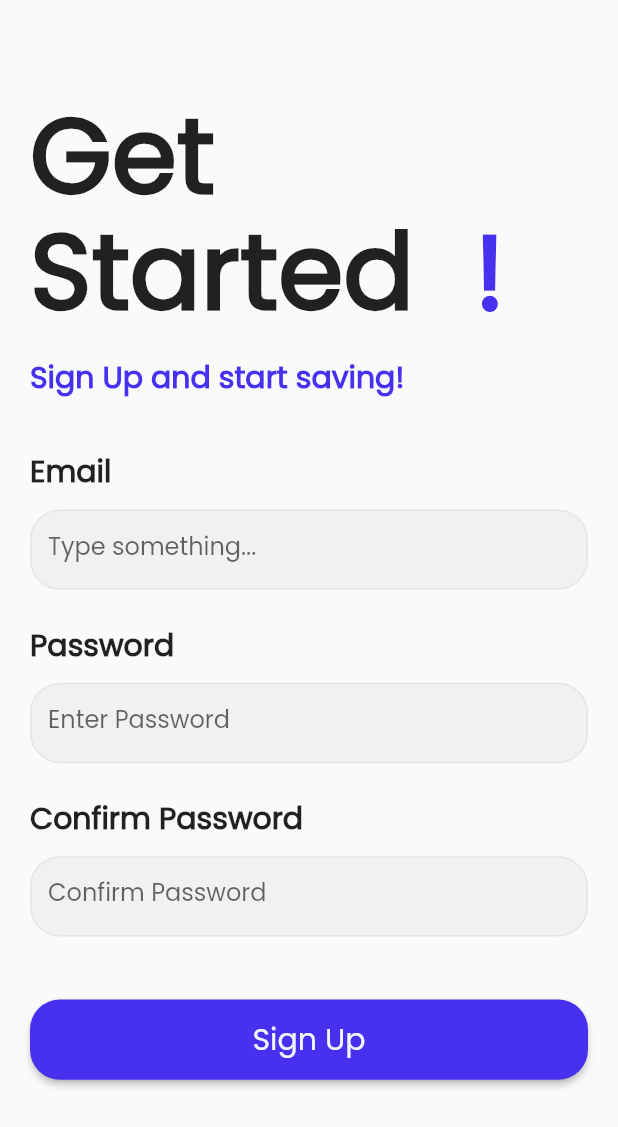
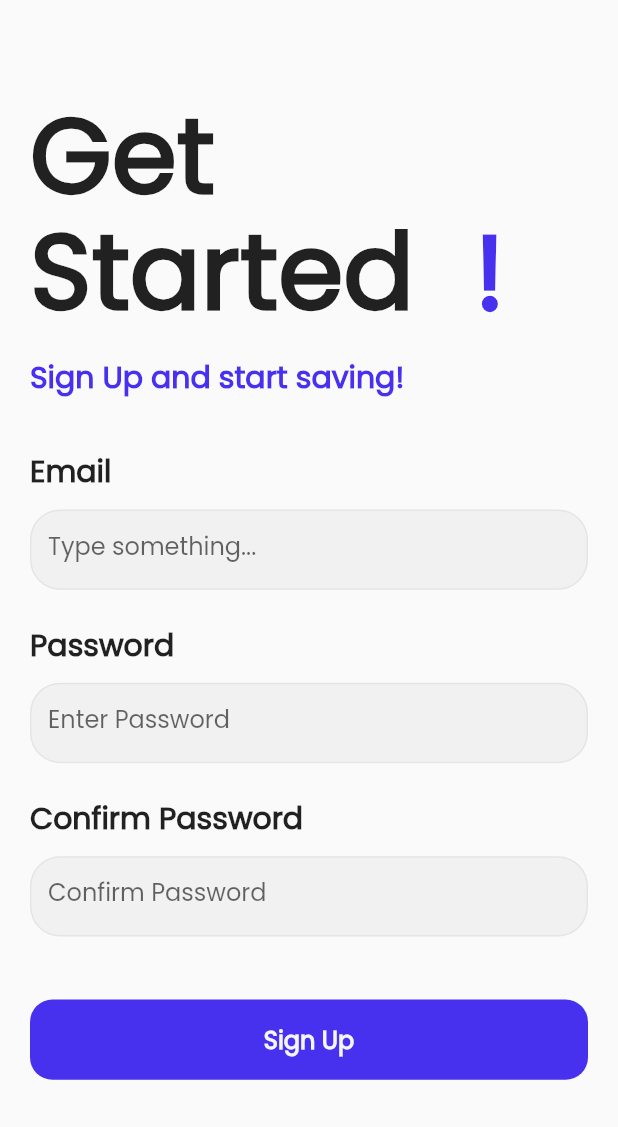
Before and after one commit to pratyushmp/Batua, a Flutter app: the SignUpScreen screen opened directly, after a tap on "Sign Up", on a phone screen of 412 x 824 dp. Shown: the top 1127 px of the screen. Run offline on Flutter 3.47's test engine with Material 2 defaults, Android fonts, the phone set to English and light mode, and no system bars; our stand-ins replace firebase_auth, firebase_core, font_awesome_flutter, google_sign_in; accounts and stored records are empty.

Commit message:
Replaced Deprecated Elements

```diff
--- a/lib/sign_up.dart
+++ b/lib/sign_up.dart
@@ -202,25 +202,24 @@ class SignUpScreenState extends State<SignUpScreen>{
             child: Container(
               height: MediaQuery.of(context).size.height*0.065,
               // ignore: deprecated_member_use
-              child: RaisedButton(
-                onPressed: (){
-                  setState(() {
-                      debugPrint("Sign up");
-                  });
-                },
-                shape: const RoundedRectangleBorder(
-                    borderRadius: BorderRadius.all(Radius.circular(20))
+              child:  TextButton(
+                onPressed: () {},
+                style: TextButton.styleFrom(
+                  primary: primary_color,
+                  backgroundColor: secondary_color,
+                  minimumSize: Size(MediaQuery.of(context).size.width - 20, 40),
+                  padding: const EdgeInsets.all(14.0),
+                  shape: RoundedRectangleBorder(
+                      borderRadius: BorderRadius.circular(15.0)),
                 ),
-                color: secondary_color,
-                child: Text('Sign Up', style: TextStyle(
-                  fontSize: 20,
-                  color: primary_color,
-                ),),
-
-
-              )
-            ),
-          ),
+                child: const Text(
+                  'Sign Up',
+                  style: TextStyle(
+                    fontSize: 16.0,
+                    fontWeight: FontWeight.w900,
+                  ),
+                ),
+              ),),),
 
         ],
       ),
```
Also changed, not shown: lib/login_screen.dart (+14 -8 lines).
